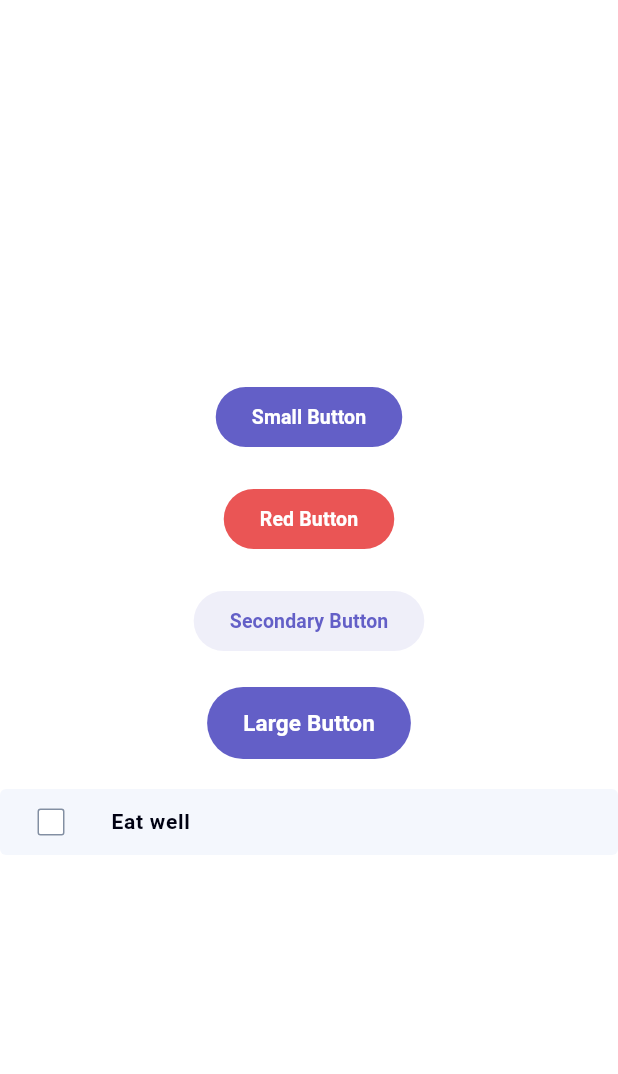
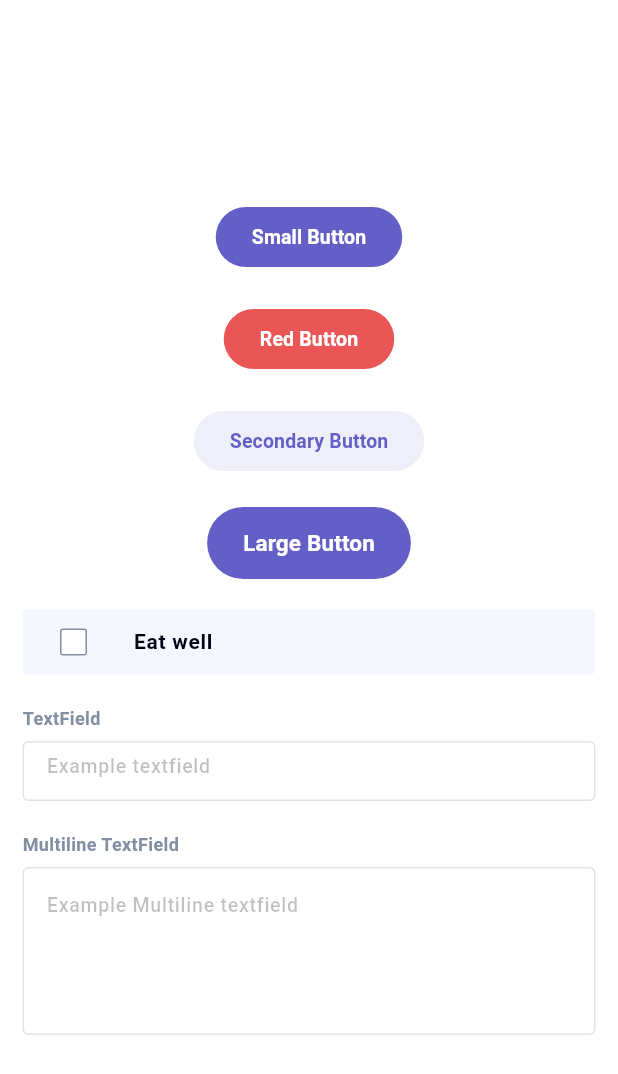
Before and after one commit to JER3MIAH/kanban_task_manager, a Flutter app: the screen it shows after launch, on a phone screen of 412 x 824 dp. Shown: the top 1074 px of the screen. Run offline on Flutter 3.47's test engine with Material 3 defaults, Android fonts, the phone set to English and light mode, and no system bars; our stand-ins replace equatable, flutter_bloc, flutter_hooks, flutter_svg, get_it, shared_preferences.

Commit message:
style: implement textfield component

```diff
--- a/lib/src/features/home/presentation/screens/home_screen.dart
+++ b/lib/src/features/home/presentation/screens/home_screen.dart
@@ -1,16 +1,20 @@
 import 'package:flutter/material.dart';
-import 'package:kanban_task_manager/src/features/theme/data/colors.dart';
+import 'package:flutter_hooks/flutter_hooks.dart';
 import 'package:kanban_task_manager/src/shared/shared.dart';
 
-class HomeScreen extends StatelessWidget {
+class HomeScreen extends HookWidget {
   const HomeScreen({super.key});
 
   @override
   Widget build(BuildContext context) {
     final theme = Theme.of(context).colorScheme;
+    final controller = useTextEditingController();
+
     return Scaffold(
       backgroundColor: appColors.white,
       body: Center(
+        child: Padding(
+          padding: EdgeInsets.symmetric(horizontal: 15),
           child: Column(
             mainAxisAlignment: MainAxisAlignment.center,
             children: [
@@ -44,7 +48,21 @@ class HomeScreen extends StatelessWidget {
                 isChecked: false,
                 onToggle: () {},
               ),
+              YBox(20),
+              AppTextField(
+                controller: controller,
+                labelText: 'TextField',
+                hintText: 'Example textfield',
+              ),
+              YBox(20),
+              AppTextField(
+                multiLine: true,
+                controller: controller,
+                labelText: 'Multiline TextField',
+                hintText: 'Example Multiline textfield',
+              ),
             ],
+          ),
         ),
       ),
     );
--- a/lib/src/features/theme/data/theme.dart
+++ b/lib/src/features/theme/data/theme.dart
@@ -1,5 +1,4 @@
 import 'package:flutter/material.dart';
-import 'package:kanban_task_manager/src/features/theme/data/colors.dart';
 import 'package:kanban_task_manager/src/shared/shared.dart';
 
 final lightTheme = ThemeData(
@@ -16,6 +15,7 @@ final lightTheme = ThemeData(
     onSecondary: appColors.mainPurple,
     secondaryContainer: appColors.mainPurple.withOpacity(.25),
     outline: appColors.linesLight,
+    inversePrimary: appColors.mediumGrey,
     tertiary: appColors.white,
     error: appColors.red,
     errorContainer: appColors.redHover,
@@ -37,6 +37,7 @@ final darkTheme = ThemeData(
     secondaryContainer: appColors.white,
     outline: appColors.linesDark,
     tertiary: appColors.darkGrey,
+    inversePrimary: appColors.mediumGrey,
     error: appColors.red,
     errorContainer: appColors.redHover,
   ),
--- a/lib/src/shared/shared.dart
+++ b/lib/src/shared/shared.dart
@@ -1,2 +1,3 @@
 export 'utils/utils.dart';
 export 'widgets/widgets.dart';
+export '../features/theme/data/colors.dart';
--- a/lib/src/shared/widgets/app_checkbox_tile.dart
+++ b/lib/src/shared/widgets/app_checkbox_tile.dart
@@ -1,6 +1,5 @@
 import 'package:flutter/material.dart';
 import 'package:flutter_hooks/flutter_hooks.dart';
-import 'package:kanban_task_manager/src/features/theme/data/colors.dart';
 import 'package:kanban_task_manager/src/shared/shared.dart';
 
 class AppCheckboxTile extends HookWidget {
@@ -32,9 +31,9 @@ class AppCheckboxTile extends HookWidget {
         value: isChecked,
         shape: RoundedRectangleBorder(
           borderRadius: BorderRadius.circular(2),
-          side: BorderSide(color: appColors.mediumGrey),
+          side: BorderSide(color: theme.inversePrimary),
         ),
-        side: BorderSide(color: appColors.mediumGrey),
+        side: BorderSide(color: theme.inversePrimary),
         fillColor: WidgetStatePropertyAll(theme.tertiary),
         onChanged: (_) => onToggle(),
         activeColor: theme.primary,
--- a/lib/src/shared/widgets/app_textfield.dart
+++ b/lib/src/shared/widgets/app_textfield.dart
@@ -0,0 +1,70 @@
+import 'package:flutter/material.dart';
+import 'package:kanban_task_manager/src/shared/shared.dart';
+
+class AppTextField extends StatelessWidget {
+  final TextEditingController controller;
+  final String labelText;
+  final String hintText;
+  final bool multiLine;
+  final String? Function(String?)? validator;
+  const AppTextField({
+    super.key,
+    required this.controller,
+    required this.labelText,
+    required this.hintText,
+    this.multiLine = false,
+    this.validator,
+  });
+
+  @override
+  Widget build(BuildContext context) {
+    final theme = Theme.of(context).colorScheme;
+    final tStyle = TextStyle(
+      fontSize: 13,
+      fontWeight: FontWeight.w500,
+      color: theme.onSurface,
+    );
+    final border = OutlineInputBorder(
+      borderSide: BorderSide(color: theme.inversePrimary.withOpacity(.25)),
+      borderRadius: BorderRadius.circular(4),
+    );
+
+    return Column(
+      crossAxisAlignment: CrossAxisAlignment.start,
+      mainAxisSize: MainAxisSize.min,
+      children: [
+        AppText(
+          labelText,
+          fontSize: 12,
+          color: theme.inversePrimary,
+        ),
+        YBox(7),
+        TextFormField(
+          controller: controller,
+          cursorColor: theme.primary,
+          style: tStyle,
+          keyboardType:
+              multiLine ? TextInputType.multiline : TextInputType.text,
+          maxLines: 8,
+          validator: validator,
+          decoration: InputDecoration(
+            hintText: hintText,
+            hintStyle: tStyle.copyWith(
+              color: theme.onSurface.withOpacity(.25),
+            ),
+            constraints: BoxConstraints(
+              minHeight: multiLine ? 112 : 40,
+              maxHeight: multiLine ? 112 : 40,
+            ),
+            focusedBorder: border,
+            enabledBorder: border,
+            disabledBorder: border,
+            errorBorder: border.copyWith(
+              borderSide: BorderSide(color: theme.error),
+            ),
+          ),
+        ),
+      ],
+    );
+  }
+}
```
Lines whose indentation alone changed are shown as unchanged.
